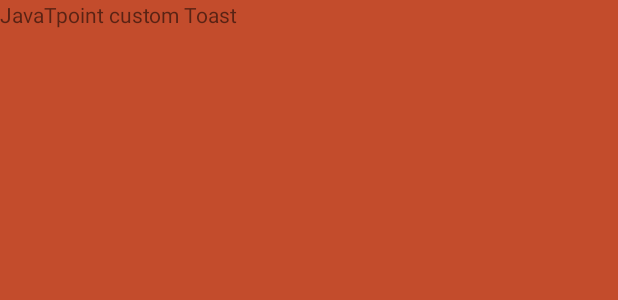
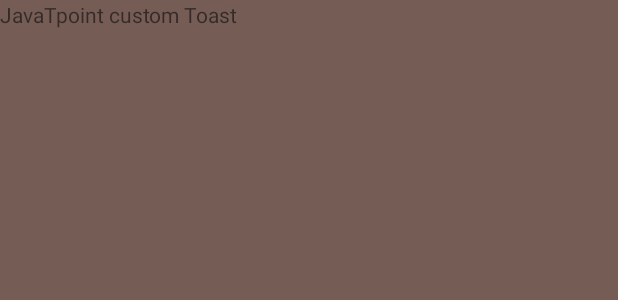
Before and after one commit to hello9717/IntentsProj-Tute2, an Android app: the layout custom_toast.xml on its own in the app's theme, with its tools: preview values and no code run, on a phone screen of 412 x 824 dp. Shown: the top 300 px of the screen. Run offline under Robolectric (Android 15) with nearby library versions, the phone set to English and light mode, and no system bars.

Commit message:
first commited

```diff
--- a/app/src/main/res/layout/custom_toast.xml
+++ b/app/src/main/res/layout/custom_toast.xml
@@ -4,7 +4,7 @@
     android:layout_height="match_parent"
     android:id="@+id/custom_toast_layout"
     android:orientation="vertical"
-    android:background="#C34C2C" >
+    android:background="#755D56" >
 
     <ImageView
         android:id="@+id/custom_toast_image"
```
